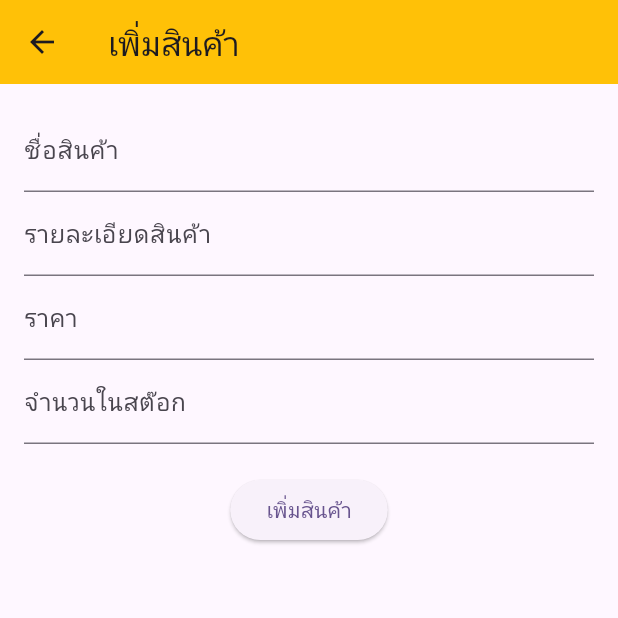
After one commit to jantakad/flutter_cosmeticnew, a Flutter app: the ProductAddScreen screen opened directly, after a tap on "เพิ่มสินค้า", on a phone screen of 412 x 824 dp, the top half of it. The commit adds this screen. Run offline on Flutter 3.47's test engine with Material 3 defaults, Android fonts, the phone set to English and light mode, and no system bars; our stand-ins replace image_picker; network calls fail.

Commit message:
update31/10/67

```diff
--- /dev/null
+++ b/lib/screens/product_add_screen.dart
@@ -0,0 +1,82 @@
+import 'package:flutter/material.dart';
+import '../../services/api_service.dart';
+import 'product_view_screen.dart';
+
+class ProductAddScreen extends StatefulWidget {
+  @override
+  _ProductAddScreenState createState() => _ProductAddScreenState();
+}
+
+class _ProductAddScreenState extends State<ProductAddScreen> {
+  final TextEditingController _productNameController = TextEditingController();
+  final TextEditingController _productDescriptionController =
+      TextEditingController();
+  final TextEditingController _productPriceController = TextEditingController();
+  final TextEditingController _productStockController = TextEditingController();
+  final ApiService _apiService = ApiService();
+
+  void _addProduct() async {
+    final productName = _productNameController.text;
+    final description = _productDescriptionController.text;
+    final price = double.tryParse(_productPriceController.text) ?? 0.0;
+    final stockQuantity = int.tryParse(_productStockController.text) ?? 0;
+
+    final response = await _apiService.addProduct(
+        productName, description, price, stockQuantity);
+
+    if (response != null) {
+      // นำทางไปยัง ProductViewScreen โดยส่งข้อมูลสินค้าที่เพิ่ม
+      Navigator.pushReplacement(
+        context,
+        MaterialPageRoute(
+          builder: (context) => ProductViewScreen(productData: response),
+        ),
+      );
+    } else {
+      // แสดงข้อความแสดงข้อผิดพลาด
+      ScaffoldMessenger.of(context).showSnackBar(
+        SnackBar(content: Text('ไม่สามารถเพิ่มสินค้าได้')),
+      );
+    }
+  }
+
+  @override
+  Widget build(BuildContext context) {
+    return Scaffold(
+      appBar: AppBar(
+        title: Text('เพิ่มสินค้า'),
+        backgroundColor: Colors.amber,
+      ),
+      body: Padding(
+        padding: EdgeInsets.all(16.0),
+        child: Column(
+          children: [
+            TextField(
+              controller: _productNameController,
+              decoration: InputDecoration(labelText: 'ชื่อสินค้า'),
+            ),
+            TextField(
+              controller: _productDescriptionController,
+              decoration: InputDecoration(labelText: 'รายละเอียดสินค้า'),
+            ),
+            TextField(
+              controller: _productPriceController,
+              decoration: InputDecoration(labelText: 'ราคา'),
+              keyboardType: TextInputType.number,
+            ),
+            TextField(
+              controller: _productStockController,
+              decoration: InputDecoration(labelText: 'จำนวนในสต๊อก'),
+              keyboardType: TextInputType.number,
+            ),
+            SizedBox(height: 20),
+            ElevatedButton(
+              onPressed: _addProduct,
+              child: Text('เพิ่มสินค้า'),
+            ),
+          ],
+        ),
+      ),
+    );
+  }
+}
--- a/lib/screens/profile_screen.dart
+++ b/lib/screens/profile_screen.dart
@@ -1,5 +1,6 @@
 import 'package:flutter/material.dart';
 import 'package:flutter_cosmeticnew/screens/edit_profile_screen.dart';
+import 'package:flutter_cosmeticnew/screens/product_list_screen.dart';
 import '../services/api_service.dart';
 import 'login_screen.dart';
 import 'product_screen.dart'; // นำเข้า ProductScreen
@@ -61,10 +62,11 @@ class ProfileScreen extends StatelessWidget {
                   // Navigate to ProductScreen
                   Navigator.push(
                     context,
-                    MaterialPageRoute(builder: (context) => ProductScreen()),
+                    MaterialPageRoute(
+                        builder: (context) => ProductListScreen()),
                   );
                 },
-                child: Text('Add Product'),
+                child: Text(' Product'),
               ),
             ],
           ),
--- a/lib/services/api_service.dart
+++ b/lib/services/api_service.dart
@@ -1,4 +1,5 @@
 import 'dart:convert';
+import 'dart:io';
 import 'package:http/http.dart' as http;
 
 class ApiService {
@@ -16,6 +17,28 @@ class ApiService {
       return jsonDecode(response.body);
     }
     return null;
+  }
+
+  // ฟังก์ชันสำหรับเพิ่มสินค้า
+  Future<Map<String, dynamic>?> addProduct(String productName,
+      String description, double price, int stockQuantity) async {
+    final response = await http.post(
+      Uri.parse('$baseUrl/products'), // URL สำหรับเพิ่มสินค้า
+      headers: {'Content-Type': 'application/json'},
+      body: jsonEncode({
+        'productName': productName, // ชื่อฟิลด์ต้องตรงกับฐานข้อมูล
+        'description': description,
+        'price': price,
+        'stockQuantity': stockQuantity,
+      }),
+    );
+
+    if (response.statusCode == 201) {
+      return jsonDecode(response.body); // ส่งกลับข้อมูลที่ได้รับจากฐานข้อมูล
+    } else {
+      print('Error: ${response.statusCode}, ${response.body}');
+      return null;
+    }
   }
 
   Future<Map<String, dynamic>?> signup(
@@ -53,6 +76,50 @@ class ApiService {
     return null;
   }
 
-  addproduct(
-      String name, String description, double price, int stockQuantity) {}
+  // ฟังก์ชันสำหรับดึงข้อมูลสินค้าทั้งหมด
+  Future<List<Map<String, dynamic>>?> fetchProducts() async {
+    final response = await http.get(
+      Uri.parse('$baseUrl/products'), // URL สำหรับดึงข้อมูลสินค้า
+      headers: {'Content-Type': 'application/json'},
+    );
+
+    if (response.statusCode == 200) {
+      List<dynamic> products = jsonDecode(response.body);
+      return products
+          .map((product) => product as Map<String, dynamic>)
+          .toList();
+    } else {
+      print('Error: ${response.statusCode}, ${response.body}');
+      return null;
+    }
+  }
+
+  // ฟังก์ชันสำหรับอัปเดตสินค้า
+  Future<Map<String, dynamic>?> updateProduct(
+      String productId,
+      String productName,
+      String description,
+      double price,
+      int stockQuantity) async {
+    final response = await http.put(
+      Uri.parse('$baseUrl/products/$productId'), // ใช้ productId ที่ถูกส่งมา
+      headers: {'Content-Type': 'application/json'},
+      body: jsonEncode({
+        'productName': productName, // ชื่อฟิลด์ต้องตรงกับฐานข้อมูล
+        'description': description,
+        'price': price,
+        'stockQuantity': stockQuantity,
+      }),
+    );
+
+    if (response.statusCode == 200) {
+      return jsonDecode(response.body); // ส่งกลับข้อมูลที่ได้รับจากฐานข้อมูล
+    } else {
+      print('Error: ${response.statusCode}, ${response.body}');
+      return null;
+    }
+  }
+
+  addProductWithImage(String name, String description, double price,
+      int stockQuantity, File file) {}
 }
--- a/pubspec.yaml
+++ b/pubspec.yaml
@@ -36,6 +36,7 @@ dependencies:
   # Use with the CupertinoIcons class for iOS style icons.
   cupertino_icons: ^1.0.2
   http: ^1.2.2
+  image_picker: ^1.1.2
 
 dev_dependencies:
   flutter_test:
```
Also changed, not shown: lib/main.dart (+6 -1 lines), lib/screens/product_dtail_screen.dart (+23 -10 lines), lib/screens/product_list_screen.dart (added, +115 -0 lines), lib/screens/product_screen.dart (+49 -11 lines), lib/screens/product_view_screen.dart (added, +70 -0 lines), lib/services/product_service.dart (added, +42 -0 lines), pubspec.lock, 5 other files.
